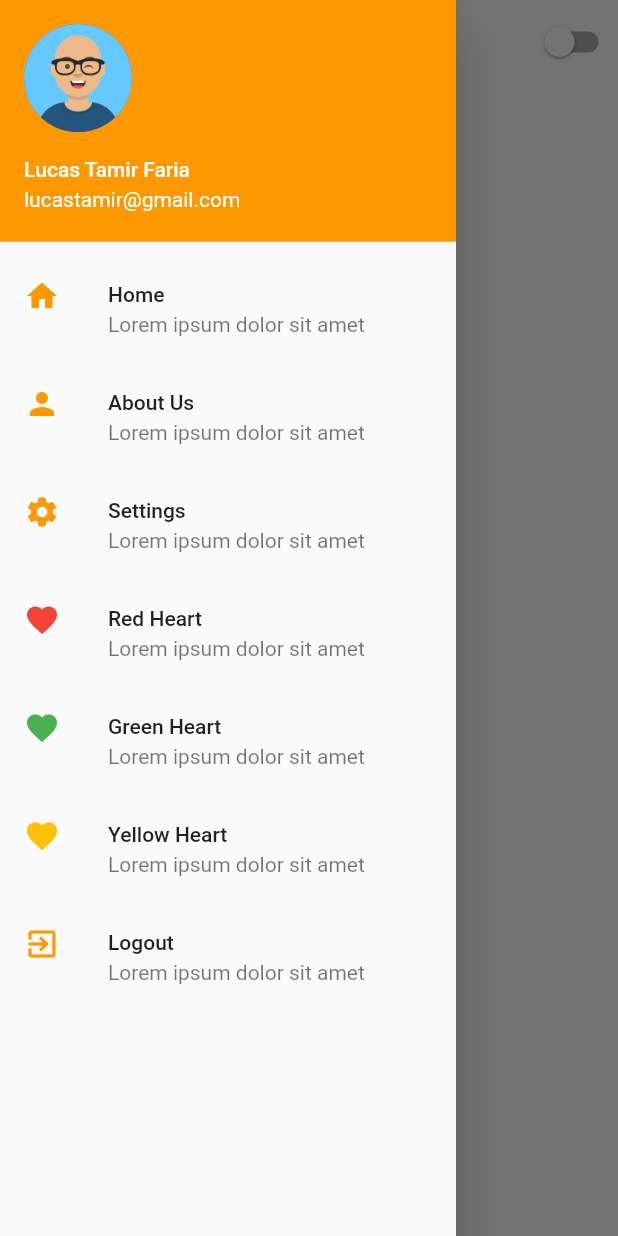
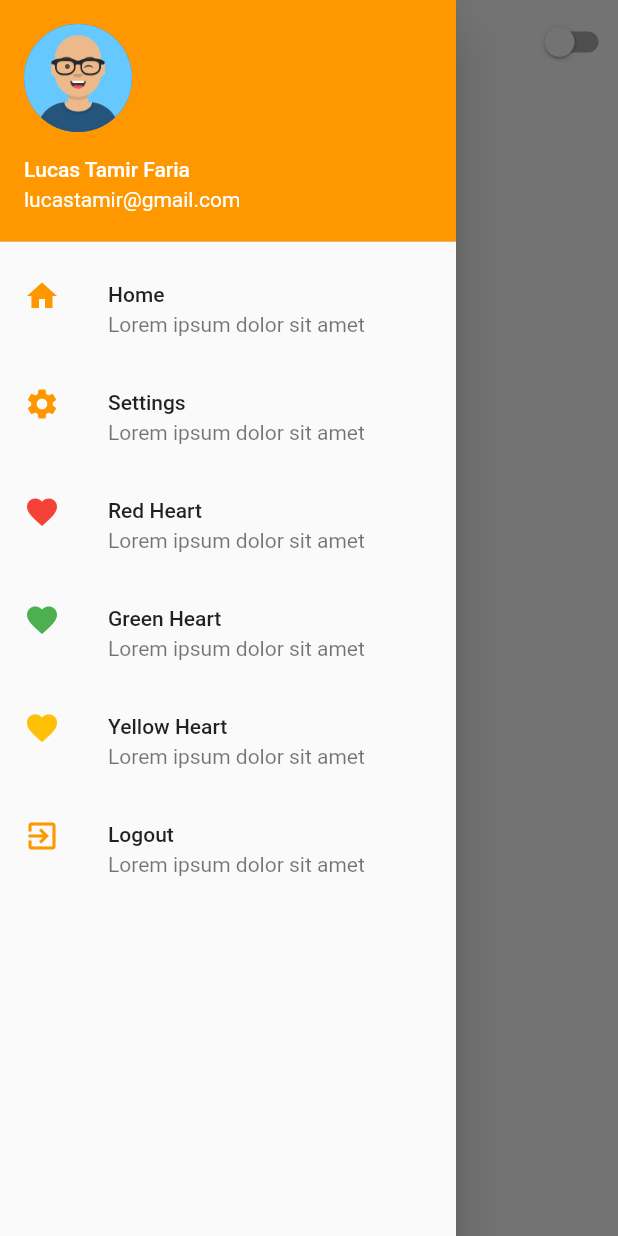
Before and after one commit to tamirfaria/flutterando, a Flutter app: the HomePage screen opened by its route, with the side drawer open, on a phone screen of 412 x 824 dp. Run offline on Flutter 3.47's test engine with Material 2 defaults, Android fonts, the phone set to English and light mode, and no system bars.

Commit message:
refacor: Removendo widget

```diff
--- a/lib/pages/home/home_page.dart
+++ b/lib/pages/home/home_page.dart
@@ -34,17 +34,14 @@ class HomePageState extends State<HomePage> {
               accountName: Text('Lucas Tamir Faria'),
               accountEmail: Text('lucastamir@gmail.com'),
             ),
+            SingleChildScrollView(
+              child: Column(
+                children: [
                   ListTile(
                     leading: const Icon(Icons.home, color: Colors.orange),
                     title: const Text('Home'),
                     subtitle: const Text('Lorem ipsum dolor sit amet'),
                     onTap: () => Navigator.of(context).pushNamed('home'),
-            ),
-            ListTile(
-              leading: const Icon(Icons.person, color: Colors.orange),
-              title: const Text('About Us'),
-              subtitle: const Text('Lorem ipsum dolor sit amet'),
-              onTap: () {},
                   ),
                   ListTile(
                     leading: const Icon(Icons.settings, color: Colors.orange),
@@ -71,10 +68,15 @@ class HomePageState extends State<HomePage> {
                     onTap: () => Navigator.of(context).pushNamed('yellow'),
                   ),
                   ListTile(
-              leading: const Icon(Icons.exit_to_app, color: Colors.orange),
+                    leading:
+                        const Icon(Icons.exit_to_app, color: Colors.orange),
                     title: const Text('Logout'),
                     subtitle: const Text('Lorem ipsum dolor sit amet'),
-              onTap: () => Navigator.of(context).pushReplacementNamed('/'),
+                    onTap: () =>
+                        Navigator.of(context).pushReplacementNamed('/'),
+                  ),
+                ],
+              ),
             ),
           ],
         ),
```
Lines whose indentation alone changed are shown as unchanged.
